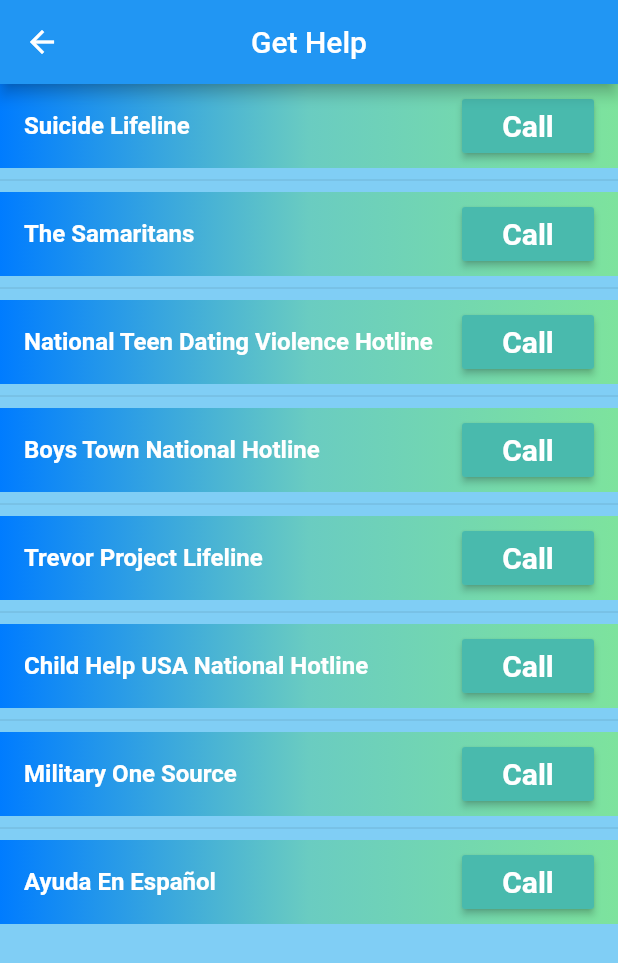
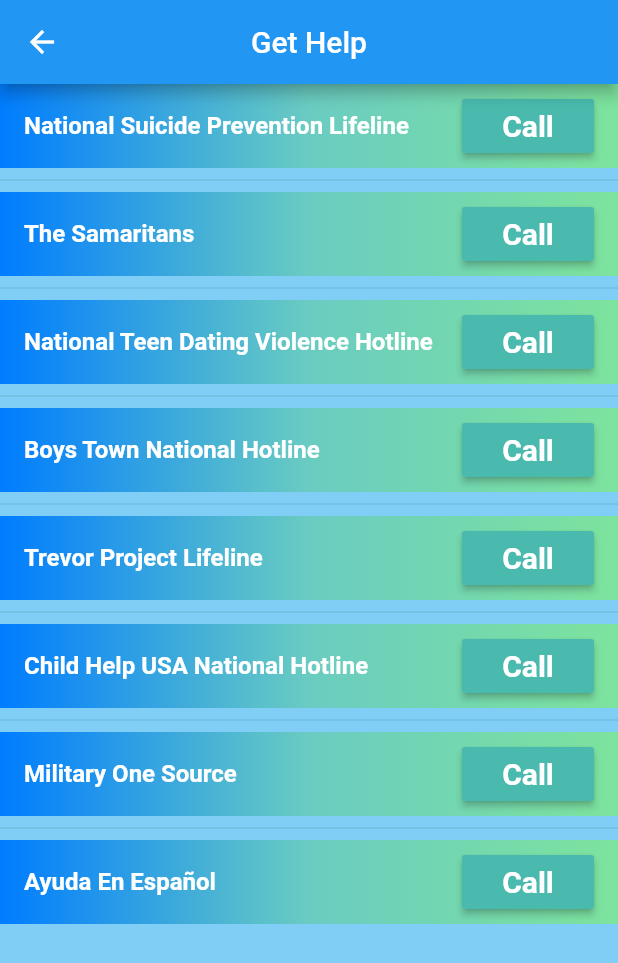
Before and after one commit to Rene-A/Self_Get_Well, a Flutter app: the HelpPage screen opened directly, on a phone screen of 412 x 824 dp. Shown: the top 963 px of the screen. Run offline on Flutter 3.47's test engine with Material 2 defaults, Android fonts, the phone set to English and light mode, and no system bars; our stand-ins replace charts_flutter, sqflite; missing offline and left inert: flutter_phone_direct_caller; accounts and stored records are empty.

Commit message:
Changed name of one of the lifelines to match actual title.

```diff
--- a/lib/views/help.dart
+++ b/lib/views/help.dart
@@ -18,7 +18,7 @@ class HelpPage extends StatelessWidget {
 
 class CallPanel extends StatelessWidget {
   //Add new numbers and names to these lists, in order
-  final List<String> callTargets = ['Suicide Lifeline', 'The Samaritans', 'National Teen Dating Violence Hotline', 'Boys Town National Hotline', 'Trevor Project Lifeline',
+  final List<String> callTargets = ['National Suicide Prevention Lifeline', 'The Samaritans', 'National Teen Dating Violence Hotline', 'Boys Town National Hotline', 'Trevor Project Lifeline',
   'Child Help USA National Hotline', 'Military One Source', 'Ayuda En Espa\u00F1ol'];
   final List<String> numbers = ['8002738255', '8778704673', '8663319474', '8004483000', '8664887386', '8004224453', '8003429647', '8886289454'];
 
```
